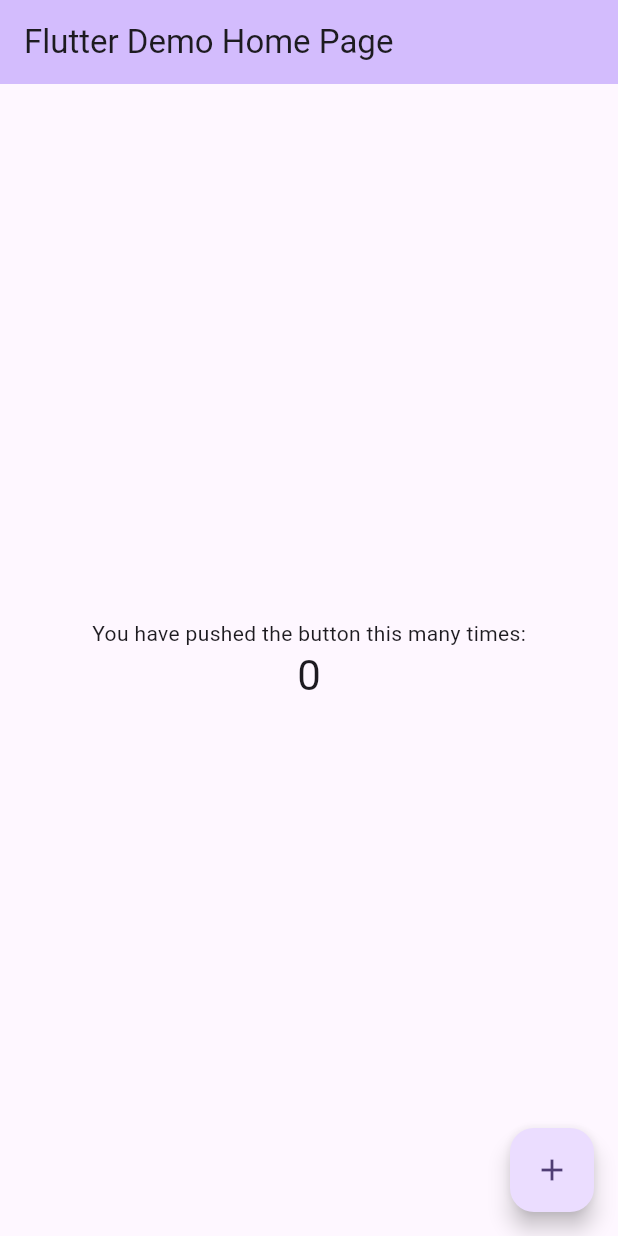
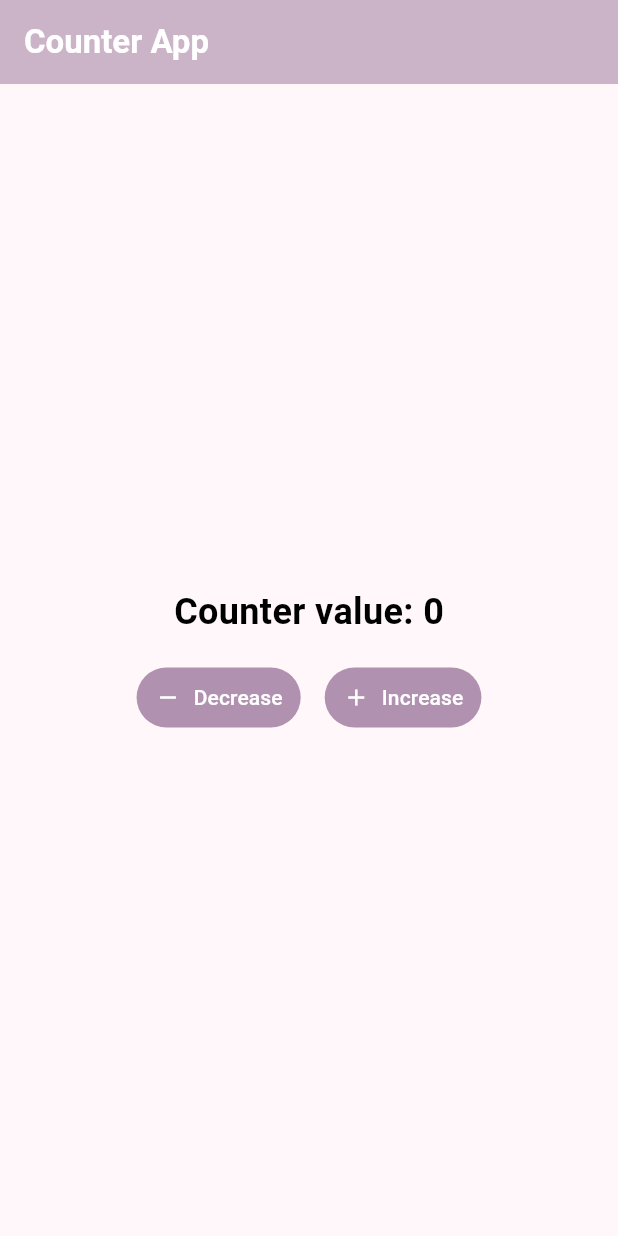
Before and after one commit to luisabritod/Flutter-BLoC-State-Management-and-Firebase, a Flutter app: the screen it shows after launch, on a phone screen of 412 x 824 dp. Run offline on Flutter 3.47's test engine with Material 3 defaults, Android fonts, the phone set to English and light mode, and no system bars; our stand-ins replace bloc, equatable, flutter_bloc.

Commit message:
counter app project

```diff
--- /dev/null
+++ b/counter_app/lib/bloc/bloc_imports.dart
@@ -0,0 +1,2 @@
+export 'package:flutter_bloc/flutter_bloc.dart';
+export './counter/counter_bloc.dart';
--- /dev/null
+++ b/counter_app/lib/bloc/counter/counter_bloc.dart
@@ -0,0 +1,16 @@
+import 'package:bloc/bloc.dart';
+import 'package:equatable/equatable.dart';
+
+part 'counter_event.dart';
+part 'counter_state.dart';
+
+class CounterBloc extends Bloc<CounterEvent, CounterState> {
+  CounterBloc() : super(const CounterInitial()) {
+    on<CounterIncrementEvent>((event, emit) {
+      emit(CounterState(counterValue: state.counterValue + 1));
+    });
+    on<CounterDecrementEvent>((event, emit) {
+      emit(CounterState(counterValue: state.counterValue - 1));
+    });
+  }
+}
--- /dev/null
+++ b/counter_app/lib/bloc/counter/counter_event.dart
@@ -0,0 +1,7 @@
+part of 'counter_bloc.dart';
+
+abstract class CounterEvent {}
+
+class CounterIncrementEvent extends CounterEvent {}
+
+class CounterDecrementEvent extends CounterEvent {}
--- /dev/null
+++ b/counter_app/lib/bloc/counter/counter_state.dart
@@ -0,0 +1,14 @@
+part of 'counter_bloc.dart';
+
+class CounterState extends Equatable {
+  final int counterValue;
+
+  const CounterState({required this.counterValue});
+
+  @override
+  List<Object> get props => [counterValue];
+}
+
+class CounterInitial extends CounterState {
+  const CounterInitial() : super(counterValue: 0);
+}
--- a/counter_app/lib/main.dart
+++ b/counter_app/lib/main.dart
@@ -1,3 +1,5 @@
+import 'package:counter_app/bloc/bloc_imports.dart';
+import 'package:counter_app/screens/screens.dart';
 import 'package:flutter/material.dart';
 
 void main() {
@@ -7,119 +9,19 @@ void main() {
 class MyApp extends StatelessWidget {
   const MyApp({super.key});
 
-  // This widget is the root of your application.
   @override
   Widget build(BuildContext context) {
-    return MaterialApp(
-      title: 'Flutter Demo',
-      theme: ThemeData(
-        // This is the theme of your application.
-        //
-        // TRY THIS: Try running your application with "flutter run". You'll see
-        // the application has a purple toolbar. Then, without quitting the app,
-        // try changing the seedColor in the colorScheme below to Colors.green
-        // and then invoke "hot reload" (save your changes or press the "hot
-        // reload" button in a Flutter-supported IDE, or press "r" if you used
-        // the command line to start the app).
-        //
-        // Notice that the counter didn't reset back to zero; the application
-        // state is not lost during the reload. To reset the state, use hot
-        // restart instead.
-        //
-        // This works for code too, not just values: Most code changes can be
-        // tested with just a hot reload.
-        colorScheme: ColorScheme.fromSeed(seedColor: Colors.deepPurple),
-        useMaterial3: true,
+    return BlocProvider(
+      create: (context) => CounterBloc(),
+      child: MaterialApp(
+        title: 'Counter App',
+        theme: ThemeData(
+          colorScheme: ColorScheme.fromSeed(
+              seedColor: const Color.fromARGB(255, 169, 58, 183)),
+          useMaterial3: true,
+        ),
+        home: const HomePage(),
       ),
-      home: const MyHomePage(title: 'Flutter Demo Home Page'),
     );
   }
 }
-
-class MyHomePage extends StatefulWidget {
-  const MyHomePage({super.key, required this.title});
-
-  // This widget is the home page of your application. It is stateful, meaning
-  // that it has a State object (defined below) that contains fields that affect
-  // how it looks.
-
-  // This class is the configuration for the state. It holds the values (in this
-  // case the title) provided by the parent (in this case the App widget) and
-  // used by the build method of the State. Fields in a Widget subclass are
-  // always marked "final".
-
-  final String title;
-
-  @override
-  State<MyHomePage> createState() => _MyHomePageState();
-}
-
-class _MyHomePageState extends State<MyHomePage> {
-  int _counter = 0;
-
-  void _incrementCounter() {
-    setState(() {
-      // This call to setState tells the Flutter framework that something has
-      // changed in this State, which causes it to rerun the build method below
-      // so that the display can reflect the updated values. If we changed
-      // _counter without calling setState(), then the build method would not be
-      // called again, and so nothing would appear to happen.
-      _counter++;
-    });
-  }
-
-  @override
-  Widget build(BuildContext context) {
-    // This method is rerun every time setState is called, for instance as done
-    // by the _incrementCounter method above.
-    //
-    // The Flutter framework has been optimized to make rerunning build methods
-    // fast, so that you can just rebuild anything that needs updating rather
-    // than having to individually change instances of widgets.
-    return Scaffold(
-      appBar: AppBar(
-        // TRY THIS: Try changing the color here to a specific color (to
-        // Colors.amber, perhaps?) and trigger a hot reload to see the AppBar
-        // change color while the other colors stay the same.
-        backgroundColor: Theme.of(context).colorScheme.inversePrimary,
-        // Here we take the value from the MyHomePage object that was created by
-        // the App.build method, and use it to set our appbar title.
-        title: Text(widget.title),
-      ),
-      body: Center(
-        // Center is a layout widget. It takes a single child and positions it
-        // in the middle of the parent.
-        child: Column(
-          // Column is also a layout widget. It takes a list of children and
-          // arranges them vertically. By default, it sizes itself to fit its
-          // children horizontally, and tries to be as tall as its parent.
-          //
-          // Column has various properties to control how it sizes itself and
-          // how it positions its children. Here we use mainAxisAlignment to
-          // center the children vertically; the main axis here is the vertical
-          // axis because Columns are vertical (the cross axis would be
-          // horizontal).
-          //
-          // TRY THIS: Invoke "debug painting" (choose the "Toggle Debug Paint"
-          // action in the IDE, or press "p" in the console), to see the
-          // wireframe for each widget.
-          mainAxisAlignment: MainAxisAlignment.center,
-          children: <Widget>[
-            const Text(
-              'You have pushed the button this many times:',
-            ),
-            Text(
-              '$_counter',
-              style: Theme.of(context).textTheme.headlineMedium,
-            ),
-          ],
-        ),
-      ),
-      floatingActionButton: FloatingActionButton(
-        onPressed: _incrementCounter,
-        tooltip: 'Increment',
-        child: const Icon(Icons.add),
-      ), // This trailing comma makes auto-formatting nicer for build methods.
-    );
-  }
-}
--- /dev/null
+++ b/counter_app/lib/screens/home_page.dart
@@ -0,0 +1,80 @@
+import 'package:counter_app/bloc/bloc_imports.dart';
+import 'package:flutter/material.dart';
+
+class HomePage extends StatelessWidget {
+  const HomePage({super.key});
+
+  @override
+  Widget build(BuildContext context) {
+    return Scaffold(
+      appBar: AppBar(
+        title: const Text(
+          'Counter App',
+          style: TextStyle(
+            color: Colors.white,
+            fontWeight: FontWeight.bold,
+          ),
+        ),
+        backgroundColor: Theme.of(context).colorScheme.primary.withOpacity(0.4),
+      ),
+      body: Center(
+        child: Column(
+          mainAxisAlignment: MainAxisAlignment.center,
+          children: [
+            BlocBuilder<CounterBloc, CounterState>(
+              builder: (context, state) {
+                return Text(
+                  'Counter value: ${state.counterValue}',
+                  style: const TextStyle(
+                    fontSize: 24,
+                    color: Colors.black,
+                    fontWeight: FontWeight.bold,
+                  ),
+                );
+              },
+            ),
+            const SizedBox(height: 16),
+            Row(
+              mainAxisAlignment: MainAxisAlignment.center,
+              children: [
+                TextButton(
+                  onPressed: () =>
+                      context.read<CounterBloc>().add(CounterDecrementEvent()),
+                  style: TextButton.styleFrom(
+                    backgroundColor:
+                        Theme.of(context).colorScheme.primary.withOpacity(0.6),
+                    foregroundColor: Colors.white,
+                  ),
+                  child: const Row(
+                    children: [
+                      Icon(Icons.remove),
+                      SizedBox(width: 8),
+                      Text('Decrease'),
+                    ],
+                  ),
+                ),
+                const SizedBox(width: 16),
+                TextButton(
+                  onPressed: () =>
+                      context.read<CounterBloc>().add(CounterIncrementEvent()),
+                  style: TextButton.styleFrom(
+                    backgroundColor:
+                        Theme.of(context).colorScheme.primary.withOpacity(0.6),
+                    foregroundColor: Colors.white,
+                  ),
+                  child: const Row(
+                    children: [
+                      Icon(Icons.add),
+                      SizedBox(width: 8),
+                      Text('Increase'),
+                    ],
+                  ),
+                ),
+              ],
+            )
+          ],
+        ),
+      ),
+    );
+  }
+}
--- /dev/null
+++ b/counter_app/lib/screens/screens.dart
@@ -0,0 +1 @@
+export 'home_page.dart';
```
Also changed, not shown: counter_app/pubspec.yaml (+5 -12 lines), counter_app/pubspec.lock, 1 other file.
